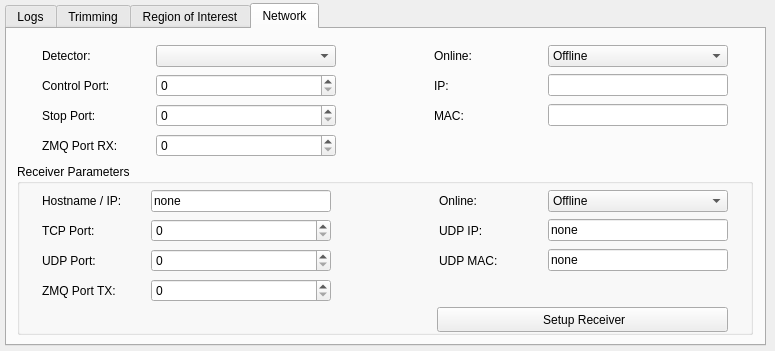
First picture: the form in slsDetectorGui/forms/form_tab_advanced.ui, repository slsdetectorgroup/slsDetectorPackage, before the edit.
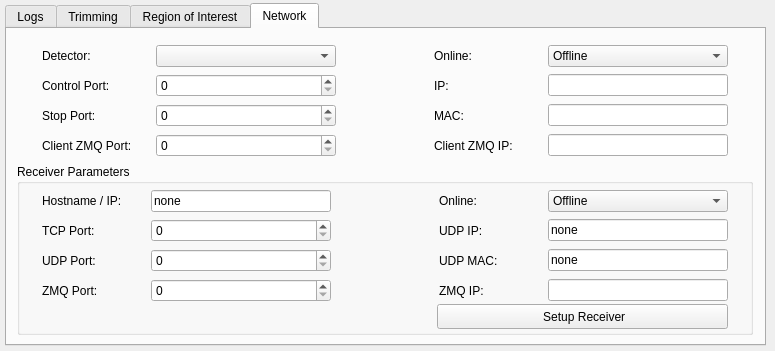
Second picture: the form after the edit. Icons and pictures are not drawn.

Commit message: zmq separated for client and rx, ports and ip included in expert advanced mode

Patch:
```diff
--- a/slsDetectorGui/forms/form_tab_advanced.ui
+++ b/slsDetectorGui/forms/form_tab_advanced.ui
@@ -958,7 +958,7 @@
       <property name="geometry">
        <rect>
         <x>420</x>
-        <y>143</y>
+        <y>140</y>
         <width>291</width>
         <height>25</height>
        </rect>
@@ -1264,7 +1264,7 @@
           </sizepolicy>
          </property>
          <property name="text">
-          <string>ZMQ Port TX:</string>
+          <string>ZMQ Port:</string>
          </property>
         </widget>
        </item>
@@ -1312,6 +1312,42 @@
          </property>
         </widget>
        </item>
+       <item row="3" column="3">
+        <widget class="QLabel" name="label_16">
+         <property name="sizePolicy">
+          <sizepolicy hsizetype="Expanding" vsizetype="Preferred">
+           <horstretch>0</horstretch>
+           <verstretch>0</verstretch>
+          </sizepolicy>
+         </property>
+         <property name="text">
+          <string>ZMQ IP:</string>
+         </property>
+        </widget>
+       </item>
+       <item row="3" column="4">
+        <widget class="QLineEdit" name="dispZMQIP2">
+         <property name="sizePolicy">
+          <sizepolicy hsizetype="Minimum" vsizetype="Fixed">
+           <horstretch>0</horstretch>
+           <verstretch>0</verstretch>
+          </sizepolicy>
+         </property>
+         <property name="minimumSize">
+          <size>
+           <width>180</width>
+           <height>0</height>
+          </size>
+         </property>
+         <property name="toolTip">
+          <string>Sets the Receiver UDP IP
+#rx_udpip#</string>
+         </property>
+         <property name="text">
+          <string/>
+         </property>
+        </widget>
+       </item>
       </layout>
      </widget>
     </widget>
@@ -1625,7 +1661,7 @@
          </sizepolicy>
         </property>
         <property name="text">
-         <string>ZMQ Port RX:</string>
+         <string>Client ZMQ Port:</string>
         </property>
        </widget>
       </item>
@@ -1673,6 +1709,42 @@
         </property>
        </widget>
       </item>
+      <item row="3" column="3">
+       <widget class="QLabel" name="lblIP_2">
+        <property name="sizePolicy">
+         <sizepolicy hsizetype="Expanding" vsizetype="Preferred">
+          <horstretch>0</horstretch>
+          <verstretch>0</verstretch>
+         </sizepolicy>
+        </property>
+        <property name="text">
+         <string>Client ZMQ IP:</string>
+        </property>
+       </widget>
+      </item>
+      <item row="3" column="4">
+       <widget class="QLineEdit" name="dispZMQIP">
+        <property name="sizePolicy">
+         <sizepolicy hsizetype="Minimum" vsizetype="Fixed">
+          <horstretch>0</horstretch>
+          <verstretch>0</verstretch>
+         </sizepolicy>
+        </property>
+        <property name="minimumSize">
+         <size>
+          <width>180</width>
+          <height>0</height>
+         </size>
+        </property>
+        <property name="toolTip">
+         <string>Sets the detector IP to send packets to receiver
+#detectorip#</string>
+        </property>
+        <property name="text">
+         <string/>
+        </property>
+       </widget>
+      </item>
      </layout>
     </widget>
    </widget>
```
The commit also changes 3 other files.
